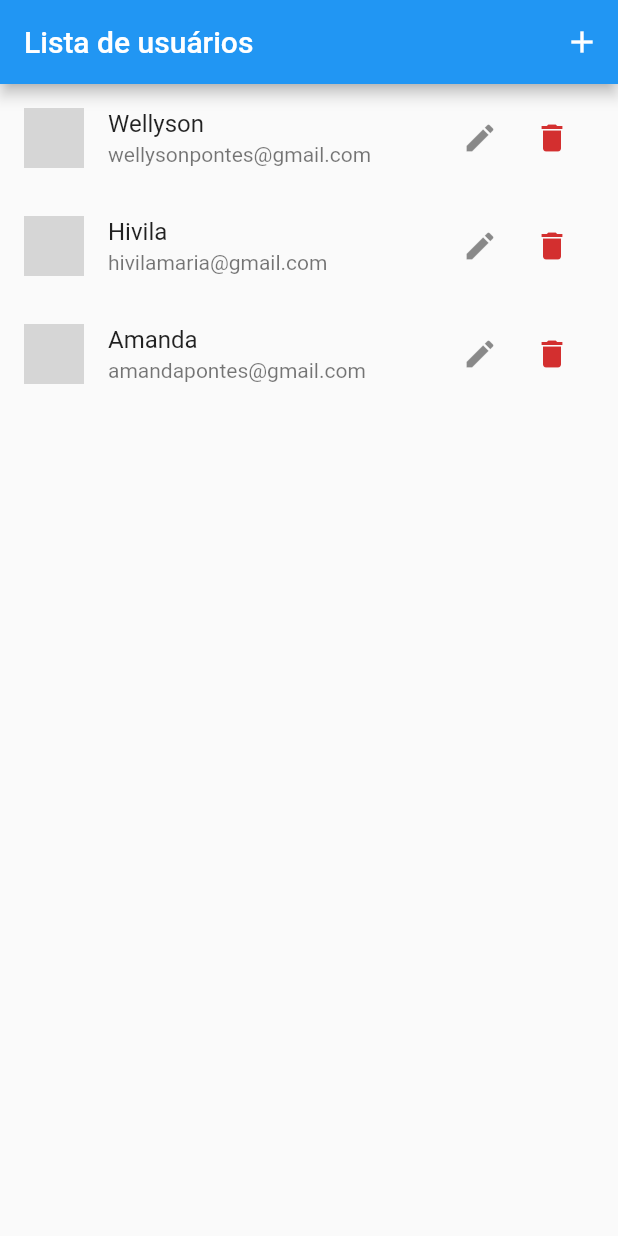
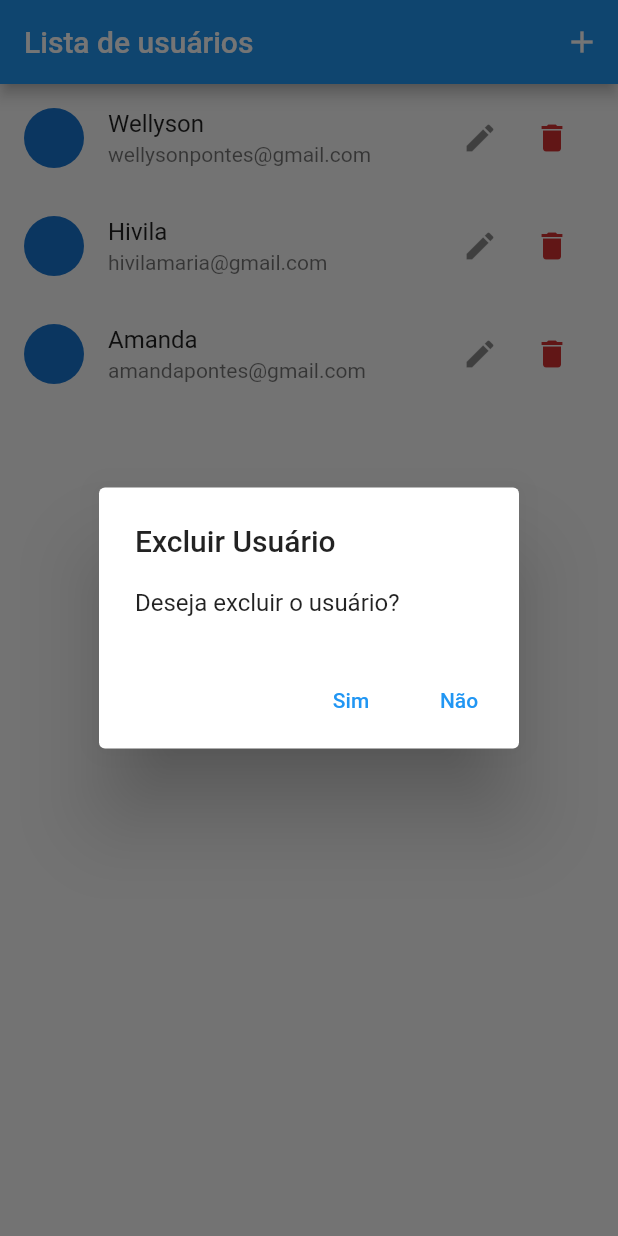
Before and after one commit to WellysonP/crud, a Flutter app: the screen it shows after launch, after a tap on the "delete" icon, on a phone screen of 412 x 824 dp. Run offline on Flutter 3.47's test engine with Material 2 defaults, Android fonts, the phone set to English and light mode, and no system bars; network calls fail; grey boxes are pictures that could not be loaded.

Commit message:
ajustado bug na função remove

```diff
--- a/lib/components/user_tile.dart
+++ b/lib/components/user_tile.dart
@@ -15,7 +15,7 @@ class UserTile extends StatelessWidget {
 
   @override
   Widget build(BuildContext context) {
-    final users = Provider.of<Users>(context);
+    final users = Provider.of<Users>(context, listen: false);
     final avatar = user.avatarUrl == null || user.avatarUrl.isEmpty
         ? CircleAvatar(
             child: Icon(Icons.person),
@@ -40,7 +40,30 @@ class UserTile extends StatelessWidget {
               icon: Icon(Icons.edit),
             ),
             IconButton(
-              onPressed: () {},
+              onPressed: () {
+                showDialog(
+                  context: context,
+                  builder: (ctx) => AlertDialog(
+                    title: Text("Excluir Usuário"),
+                    content: Text("Deseja excluir o usuário?"),
+                    actions: [
+                      TextButton(
+                        onPressed: () {
+                          users.remove(user);
+                          Navigator.of(context).pop();
+                        },
+                        child: Text("Sim"),
+                      ),
+                      TextButton(
+                        onPressed: () {
+                          Navigator.of(context).pop();
+                        },
+                        child: Text("Não"),
+                      ),
+                    ],
+                  ),
+                );
+              },
               icon: Icon(
                 Icons.delete,
                 color: Theme.of(context).errorColor,
--- a/lib/data/dummy_users.dart
+++ b/lib/data/dummy_users.dart
@@ -9,14 +9,14 @@ const DUMMY_USERS = {
         'https://cdn.pixabay.com/photo/2014/04/03/10/32/businessman-310819_960_720.png',
   ),
   '2': User(
-    id: '1',
+    id: '2',
     name: 'Hivila',
     email: 'hivilamaria@gmail.com',
     avatarUrl:
         'https://cdn.pixabay.com/photo/2014/03/24/17/19/teacher-295387_960_720.png',
   ),
   '3': User(
-    id: '1',
+    id: '3',
     name: 'Amanda',
     email: 'amandapontes@gmail.com',
     avatarUrl:
--- a/lib/pages/user_list_page.dart
+++ b/lib/pages/user_list_page.dart
@@ -9,8 +9,6 @@ import 'package:provider/provider.dart';
 import '../provider/users.dart';
 
 class UserListPage extends StatelessWidget {
-  const UserListPage({Key? key}) : super(key: key);
-
   @override
   Widget build(BuildContext context) {
     final users = Provider.of<Users>(context);
```
